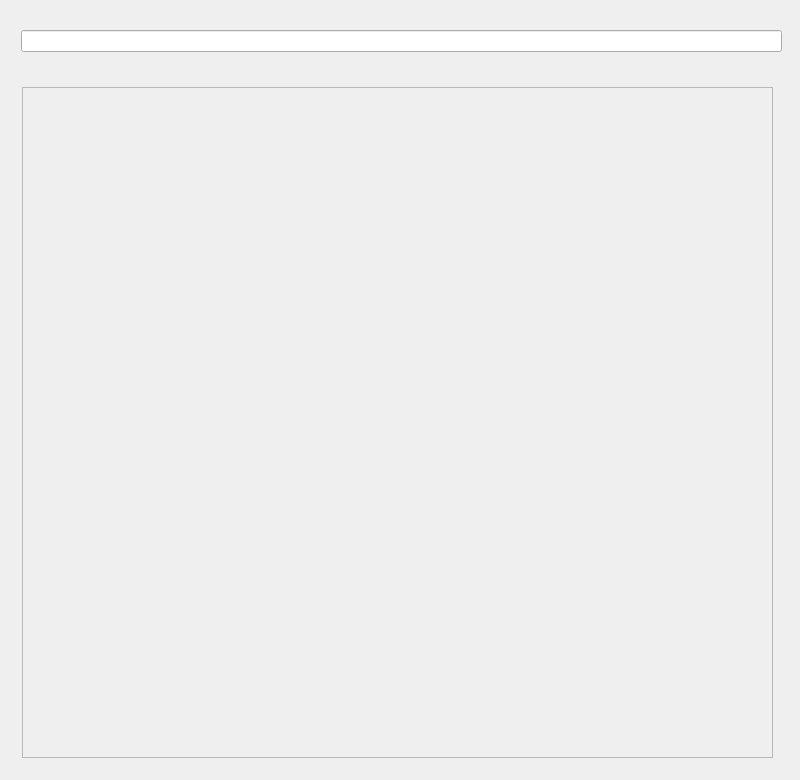
Old version of the form src/ui/ResultWindow.ui in the repository hegerdes/TechCloud.
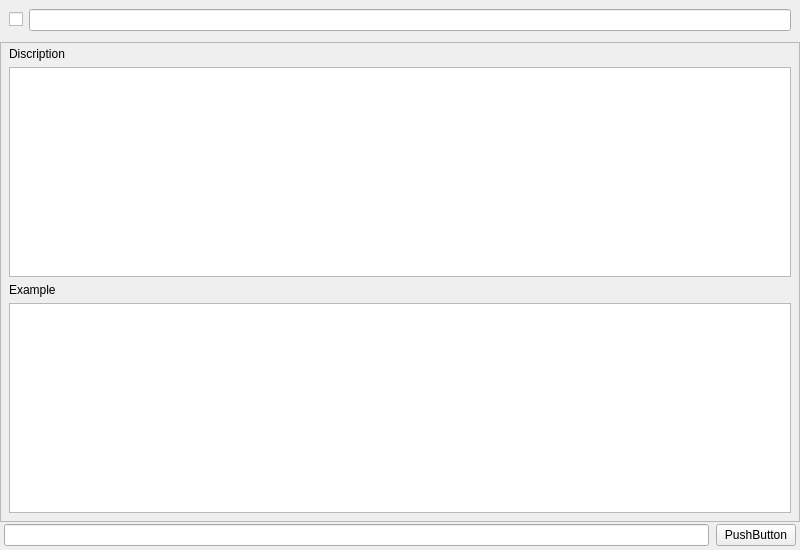
New version of the form.

Commit message: Added LineEdit for Tags

```diff
--- a/src/ui/ResultWindow.ui
+++ b/src/ui/ResultWindow.ui
@@ -7,59 +7,238 @@
     <x>0</x>
     <y>0</y>
     <width>800</width>
-    <height>780</height>
+    <height>550</height>
    </rect>
   </property>
   <property name="windowTitle">
    <string>Form</string>
   </property>
   <layout class="QVBoxLayout" name="verticalLayout">
+   <property name="sizeConstraint">
+    <enum>QLayout::SetMinimumSize</enum>
+   </property>
+   <property name="leftMargin">
+    <number>0</number>
+   </property>
+   <property name="topMargin">
+    <number>0</number>
+   </property>
+   <property name="rightMargin">
+    <number>0</number>
+   </property>
+   <property name="bottomMargin">
+    <number>0</number>
+   </property>
    <item>
-    <widget class="QWidget" name="widget" native="true">
-     <widget class="QWidget" name="widget_2" native="true">
-      <property name="geometry">
-       <rect>
-        <x>11</x>
-        <y>76</y>
-        <width>751</width>
-        <height>671</height>
-       </rect>
+    <widget class="QWidget" name="inner_res_widget" native="true">
+     <property name="sizePolicy">
+      <sizepolicy hsizetype="MinimumExpanding" vsizetype="Expanding">
+       <horstretch>0</horstretch>
+       <verstretch>0</verstretch>
+      </sizepolicy>
+     </property>
+     <layout class="QVBoxLayout" name="verticalLayout_4">
+      <property name="spacing">
+       <number>2</number>
       </property>
-      <layout class="QVBoxLayout" name="verticalLayout_3">
-       <item>
-        <widget class="QScrollArea" name="scrollArea">
-         <property name="widgetResizable">
-          <bool>true</bool>
-         </property>
-         <widget class="QWidget" name="scrollAreaWidgetContents">
-          <property name="geometry">
-           <rect>
-            <x>0</x>
-            <y>0</y>
-            <width>727</width>
-            <height>647</height>
-           </rect>
-          </property>
-         </widget>
-        </widget>
-       </item>
-      </layout>
-     </widget>
-     <widget class="QWidget" name="widget_3" native="true">
-      <property name="geometry">
-       <rect>
-        <x>10</x>
-        <y>10</y>
-        <width>761</width>
-        <height>41</height>
-       </rect>
+      <property name="leftMargin">
+       <number>0</number>
       </property>
-      <layout class="QVBoxLayout" name="verticalLayout_2">
-       <item>
-        <widget class="QLineEdit" name="lineEdit"/>
-       </item>
-      </layout>
-     </widget>
+      <property name="topMargin">
+       <number>0</number>
+      </property>
+      <property name="rightMargin">
+       <number>0</number>
+      </property>
+      <property name="bottomMargin">
+       <number>0</number>
+      </property>
+      <item>
+       <widget class="QWidget" name="top_info_frame" native="true">
+        <property name="sizePolicy">
+         <sizepolicy hsizetype="Preferred" vsizetype="Fixed">
+          <horstretch>0</horstretch>
+          <verstretch>0</verstretch>
+         </sizepolicy>
+        </property>
+        <layout class="QVBoxLayout" name="verticalLayout_2">
+         <item>
+          <widget class="QWidget" name="gridWidget" native="true">
+           <layout class="QGridLayout" name="gridLayout_2">
+            <property name="leftMargin">
+             <number>0</number>
+            </property>
+            <property name="topMargin">
+             <number>0</number>
+            </property>
+            <property name="rightMargin">
+             <number>0</number>
+            </property>
+            <property name="bottomMargin">
+             <number>0</number>
+            </property>
+            <item row="1" column="0">
+             <widget class="QCheckBox" name="fav_checkBox">
+              <property name="text">
+               <string/>
+              </property>
+              <property name="tristate">
+               <bool>false</bool>
+              </property>
+             </widget>
+            </item>
+            <item row="1" column="1">
+             <widget class="QLineEdit" name="title_lineEdit"/>
+            </item>
+           </layout>
+          </widget>
+         </item>
+        </layout>
+       </widget>
+      </item>
+      <item>
+       <widget class="QWidget" name="main_info_frame" native="true">
+        <property name="sizePolicy">
+         <sizepolicy hsizetype="Expanding" vsizetype="Expanding">
+          <horstretch>0</horstretch>
+          <verstretch>0</verstretch>
+         </sizepolicy>
+        </property>
+        <layout class="QVBoxLayout" name="verticalLayout_3">
+         <property name="sizeConstraint">
+          <enum>QLayout::SetDefaultConstraint</enum>
+         </property>
+         <property name="leftMargin">
+          <number>0</number>
+         </property>
+         <property name="topMargin">
+          <number>0</number>
+         </property>
+         <property name="rightMargin">
+          <number>0</number>
+         </property>
+         <property name="bottomMargin">
+          <number>0</number>
+         </property>
+         <item>
+          <widget class="QScrollArea" name="scrollArea">
+           <property name="sizePolicy">
+            <sizepolicy hsizetype="Preferred" vsizetype="Expanding">
+             <horstretch>0</horstretch>
+             <verstretch>0</verstretch>
+            </sizepolicy>
+           </property>
+           <property name="autoFillBackground">
+            <bool>true</bool>
+           </property>
+           <property name="lineWidth">
+            <number>1</number>
+           </property>
+           <property name="widgetResizable">
+            <bool>true</bool>
+           </property>
+           <widget class="QWidget" name="scrollAreaWidgetContents">
+            <property name="geometry">
+             <rect>
+              <x>0</x>
+              <y>0</y>
+              <width>798</width>
+              <height>468</height>
+             </rect>
+            </property>
+            <layout class="QGridLayout" name="gridLayout">
+             <property name="sizeConstraint">
+              <enum>QLayout::SetDefaultConstraint</enum>
+             </property>
+             <property name="leftMargin">
+              <number>8</number>
+             </property>
+             <property name="topMargin">
+              <number>4</number>
+             </property>
+             <property name="rightMargin">
+              <number>8</number>
+             </property>
+             <property name="bottomMargin">
+              <number>8</number>
+             </property>
+             <item row="0" column="0">
+              <widget class="QLabel" name="discib_label">
+               <property name="text">
+                <string>Discription</string>
+               </property>
+              </widget>
+             </item>
+             <item row="3" column="0">
+              <widget class="QTextEdit" name="example_textEdit"/>
+             </item>
+             <item row="2" column="0">
+              <widget class="QLabel" name="example_label">
+               <property name="text">
+                <string>Example</string>
+               </property>
+              </widget>
+             </item>
+             <item row="1" column="0">
+              <widget class="QTextEdit" name="dis_textEdit"/>
+             </item>
+            </layout>
+           </widget>
+          </widget>
+         </item>
+        </layout>
+       </widget>
+      </item>
+      <item>
+       <widget class="QWidget" name="button_widget" native="true">
+        <layout class="QVBoxLayout" name="verticalLayout_5">
+         <property name="leftMargin">
+          <number>4</number>
+         </property>
+         <property name="topMargin">
+          <number>0</number>
+         </property>
+         <property name="rightMargin">
+          <number>4</number>
+         </property>
+         <property name="bottomMargin">
+          <number>4</number>
+         </property>
+         <item>
+          <widget class="QWidget" name="gridWidget" native="true">
+           <layout class="QGridLayout" name="gridLayout_3">
+            <property name="leftMargin">
+             <number>0</number>
+            </property>
+            <property name="topMargin">
+             <number>0</number>
+            </property>
+            <property name="rightMargin">
+             <number>0</number>
+            </property>
+            <property name="bottomMargin">
+             <number>0</number>
+            </property>
+            <property name="horizontalSpacing">
+             <number>7</number>
+            </property>
+            <item row="1" column="1">
+             <widget class="QLineEdit" name="lineEdit"/>
+            </item>
+            <item row="1" column="2">
+             <widget class="QPushButton" name="pushButton">
+              <property name="text">
+               <string>PushButton</string>
+              </property>
+             </widget>
+            </item>
+           </layout>
+          </widget>
+         </item>
+        </layout>
+       </widget>
+      </item>
+     </layout>
     </widget>
    </item>
   </layout>
```
Left out of the diff: 11 changed lines with no effect on the pictures. The commit also changes 4 other files.
